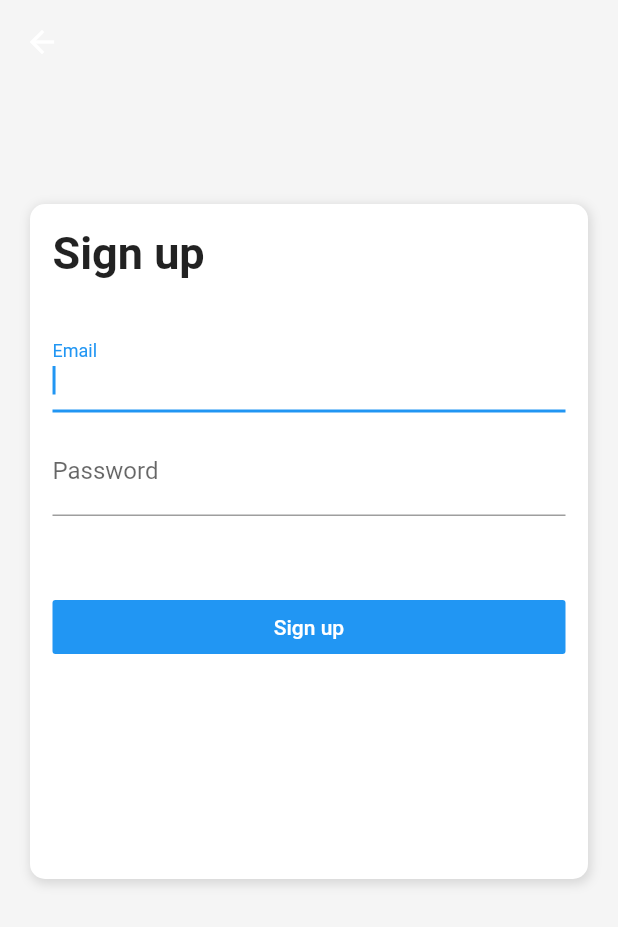
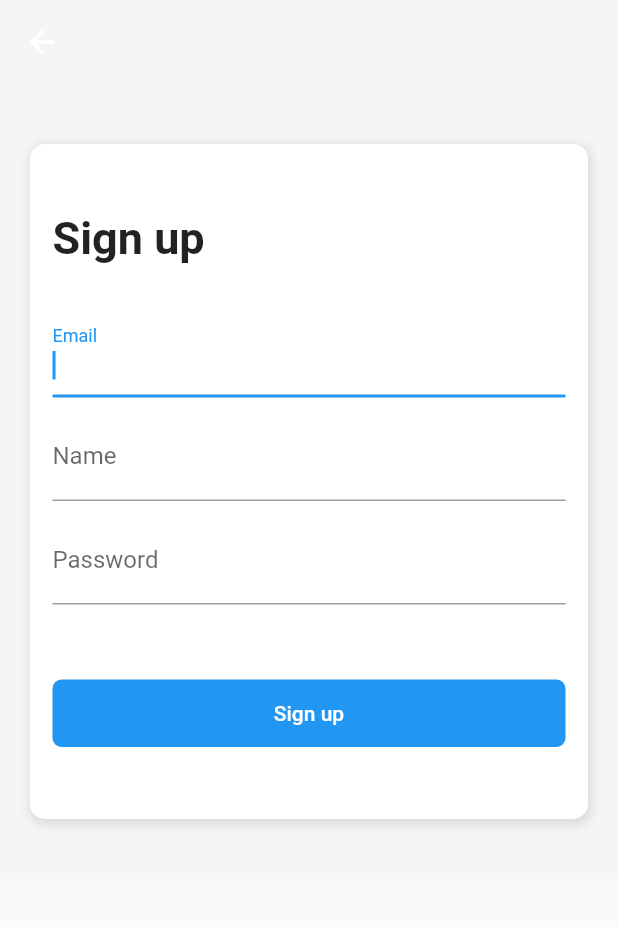
Before and after one commit to brunoscapri/flutter-estudo, a Flutter app: the SignupPage screen opened directly, on a phone screen of 412 x 824 dp. Shown: the top 927 px of the screen. Run offline on Flutter 3.47's test engine with Material 2 defaults, Android fonts, the phone set to English and light mode, and no system bars.

```diff
--- a/lib/pages/singup.page.dart
+++ b/lib/pages/singup.page.dart
@@ -12,7 +12,7 @@ class SignupPage extends StatelessWidget {
         child: Container(
           color: Color(0xFFF5F5F5),
           padding: EdgeInsets.only(
-            top: 80,
+            top: 40,
             left: 20,
             right: 20,
             bottom: 40,
@@ -35,6 +35,7 @@ class SignupPage extends StatelessWidget {
             child: Column(
               crossAxisAlignment: CrossAxisAlignment.start,
               children: <Widget>[
+                Padding(padding: EdgeInsets.only(top: 30)),
                 Text(
                   "Sign up",
                   style: TextStyle(
@@ -54,7 +55,13 @@ class SignupPage extends StatelessWidget {
                   height: 10,
                 ),
                 TextFormField(
-                  autofocus: true,
+                  keyboardType: TextInputType.text,
+                  decoration: InputDecoration(labelText: "Name"),
+                ),
+                SizedBox(
+                  height: 10,
+                ),
+                TextFormField(
                   obscureText: true,
                   keyboardType: TextInputType.text,
                   decoration: InputDecoration(labelText: "Password"),
@@ -64,13 +71,20 @@ class SignupPage extends StatelessWidget {
                 ),
                 Container(
                   width: double.infinity,
+                  height: 45,
+                  decoration: BoxDecoration(
+                    color: Colors.blue,
+                    borderRadius: BorderRadius.all(
+                      Radius.circular(6),
+                    ),
+                  ),
                   child: FlatButton(
-                      onPressed: () {},
-                      child: Text(
-                        "Sign up",
-                        style: TextStyle(color: Colors.white),
-                      ),
-                      color: Colors.blue),
+                    onPressed: () {},
+                    child: Text(
+                      "Sign up",
+                      style: TextStyle(color: Colors.white),
+                    ),
+                  ),
                 )
               ],
             ),
```
